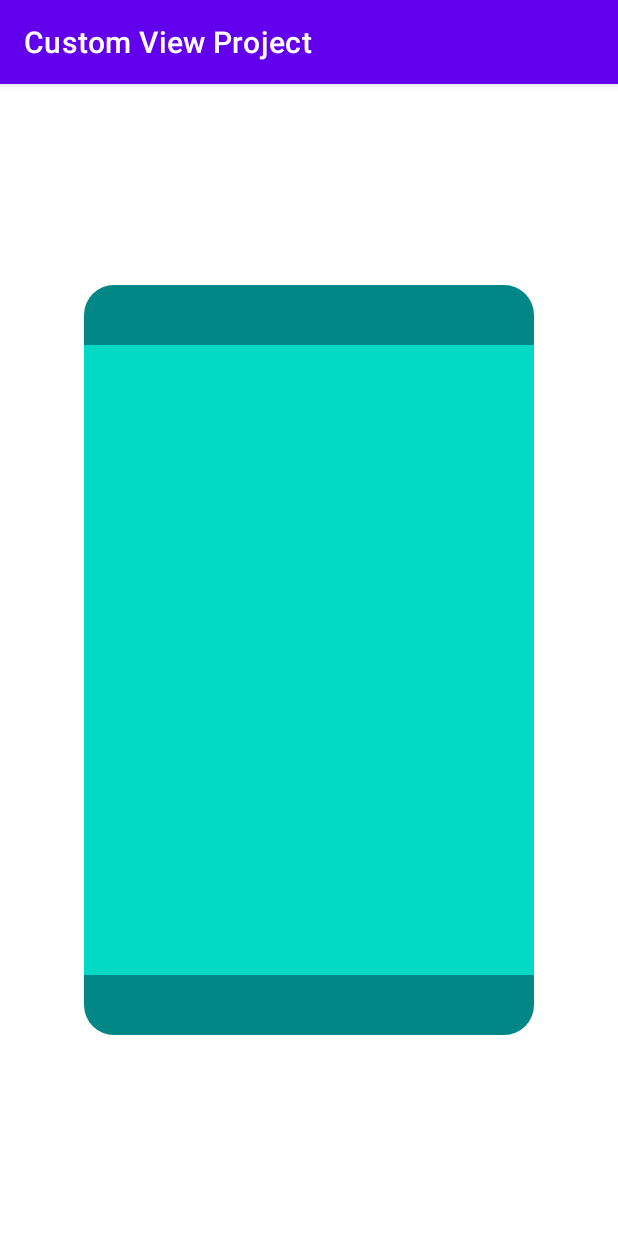
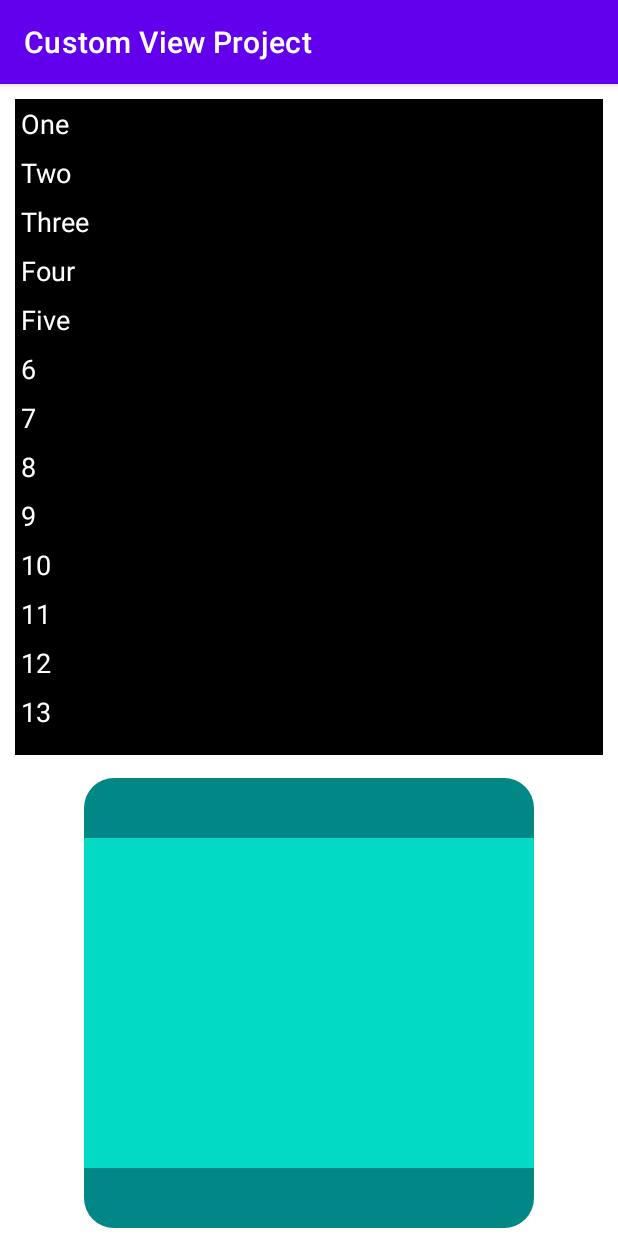
Before and after one commit to AlterJuice/CustomViewProject, an Android app: the screen it shows after launch (MainActivity), on a phone screen of 412 x 824 dp. Run offline under Robolectric (Android 15) with nearby library versions, the phone set to English and light mode, and no system bars.

Commit message:
Created CustomLinearLayout. Added method AddItem(String) to add textView with custom configuration like textsize, color, padding. Deleted attrs for customLinearLayout

```diff
--- /dev/null
+++ b/app/src/main/java/com/edu/customview/CustomLinearLayout.kt
@@ -0,0 +1,76 @@
+package com.edu.customview
+
+import android.content.Context
+import android.graphics.Canvas
+import android.graphics.Color
+import android.graphics.Paint
+import android.text.TextPaint
+import android.util.AttributeSet
+import android.util.TypedValue
+import android.widget.LinearLayout
+import android.widget.TextView
+import androidx.core.view.setPadding
+
+
+class CustomLinearLayout@JvmOverloads constructor(
+    context: Context,
+    attrs: AttributeSet? = null,
+    defStyle: Int = 0
+): LinearLayout(context, attrs, defStyle) {
+
+    private lateinit var textPaint: TextPaint
+
+
+    fun addItem(text: String){
+        val textView = generateTextView(text)
+        addView(textView)
+    }
+
+    private fun generateTextView(text: String): TextView{
+        val textView = TextView(context)
+        with(textView){
+            setText(text)
+            setBackgroundColor(Color.parseColor("#000000"))
+            setTextColor(Color.parseColor("#ffffffff"))
+            setTextSize(TypedValue.COMPLEX_UNIT_SP, 18f)
+            val px = TypedValue.applyDimension(
+                TypedValue.COMPLEX_UNIT_DIP,
+                4f,
+                resources.displayMetrics
+            )
+            textView.setPadding(px.toInt())
+        }
+        return textView
+    }
+
+    init {
+        init(attrs, defStyle)
+        orientation = VERTICAL
+    }
+
+
+    private fun init(attrs: AttributeSet?, defStyle: Int) {
+        // Load attributes
+        val a = context.obtainStyledAttributes(
+            attrs, R.styleable.CustomLinearLayout, defStyle, 0
+        )
+
+        a.recycle()
+    }
+
+
+    override fun onDraw(canvas: Canvas) {
+        super.onDraw(canvas)
+
+        // TODO: consider storing these as member variables to reduce
+        // allocations per draw cycle.
+        val paddingLeft = paddingLeft
+        val paddingTop = paddingTop
+        val paddingRight = paddingRight
+        val paddingBottom = paddingBottom
+
+        val contentWidth = width - paddingLeft - paddingRight
+        val contentHeight = height - paddingTop - paddingBottom
+    }
+
+}
--- a/app/src/main/java/com/edu/customview/MainActivity.kt
+++ b/app/src/main/java/com/edu/customview/MainActivity.kt
@@ -8,7 +8,23 @@ class MainActivity : AppCompatActivity() {
         super.onCreate(savedInstanceState)
         setContentView(R.layout.activity_main)
 
-        val view: CustomShapeView = CustomShapeView(this)
+        val textViewLinear = findViewById<CustomLinearLayout>(R.id.customList)
+        textViewLinear.addItem("One")
+        textViewLinear.addItem("Two")
+        textViewLinear.addItem("Three")
+        textViewLinear.addItem("Four")
+        textViewLinear.addItem("Five")
+        textViewLinear.addItem("6")
+        textViewLinear.addItem("7")
+        textViewLinear.addItem("8")
+        textViewLinear.addItem("9")
+        textViewLinear.addItem("10")
+        textViewLinear.addItem("11")
+        textViewLinear.addItem("12")
+        textViewLinear.addItem("13")
+        textViewLinear.addItem("14")
+        textViewLinear.addItem("15")
+
 
     }
 }
--- a/app/src/main/res/layout/activity_main.xml
+++ b/app/src/main/res/layout/activity_main.xml
@@ -6,14 +6,27 @@
     android:layout_height="match_parent"
     tools:context=".MainActivity">
 
+    <com.edu.customview.CustomLinearLayout
+        android:id="@+id/customList"
+        android:layout_alignParentTop="true"
+        android:layout_width="match_parent"
+        android:background="@color/gray_400"
+        android:layout_above="@id/customShapeView"
+        android:layout_margin="10dp"
+        android:layout_height="wrap_content">
+
+    </com.edu.customview.CustomLinearLayout>
 
     <com.edu.customview.CustomShapeView
+        android:id="@+id/customShapeView"
+
         style="@style/Widget.Theme.CustomViewProject.MyView"
         android:layout_width="300dp"
-        android:layout_height="500dp"
-        android:layout_centerInParent="true"
+        android:layout_height="300dp"
+        android:layout_alignParentBottom="true"
         android:layout_centerHorizontal="true"
         android:paddingHorizontal="20dp"
+        android:layout_margin="5dp"
         android:paddingBottom="40dp"
 
 
@@ -31,4 +44,5 @@
 
         />
 
+
 </RelativeLayout>
--- /dev/null
+++ b/app/src/main/res/layout/sample_custom_linear_layout.xml
@@ -0,0 +1,13 @@
+<FrameLayout xmlns:android="http://schemas.android.com/apk/res/android"
+    xmlns:app="http://schemas.android.com/apk/res-auto"
+    android:layout_width="match_parent"
+    android:layout_height="match_parent">
+
+    <com.edu.customview.CustomLinearLayout
+        style="@style/Widget.Theme.CustomViewProject.MyView"
+        android:layout_width="300dp"
+        android:layout_height="300dp"
+        android:paddingLeft="20dp"
+        android:paddingBottom="40dp" />
+
+</FrameLayout>
--- /dev/null
+++ b/app/src/main/res/values-night/styles.xml
@@ -0,0 +1,6 @@
+<resources>
+
+    <style name="Widget.Theme.CustomViewProject.MyView" parent="">
+        <item name="android:background">@color/gray_600</item>
+    </style>
+</resources>
--- /dev/null
+++ b/app/src/main/res/values/attrs_custom_linear_layout.xml
@@ -0,0 +1,4 @@
+<resources>
+    <declare-styleable name="CustomLinearLayout">
+    </declare-styleable>
+</resources>
```
